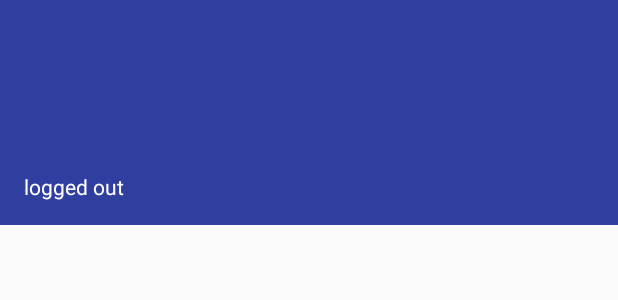
After one commit to p-raths/MEG_Projekt, an Android app: the layout drawer_header.xml on its own in the app's theme, with its tools: preview values and no code run, on a phone screen of 412 x 824 dp. The commit adds this screen. Shown: the top 300 px of the screen. Run offline under Robolectric (Android 15) with nearby library versions, the phone set to English and light mode, and no system bars.

Commit message:
plebtastische drawer

```diff
--- /dev/null
+++ b/app/src/main/res/layout/drawer_header.xml
@@ -0,0 +1,20 @@
+<?xml version="1.0" encoding="utf-8"?>
+<LinearLayout xmlns:android="http://schemas.android.com/apk/res/android"
+    android:orientation="vertical"
+    android:layout_width="match_parent"
+    android:layout_height="150dp"
+    android:background="?attr/colorPrimaryDark"
+    android:padding="16dp"
+    android:theme="@style/ThemeOverlay.AppCompat.Dark"
+    android:gravity="bottom"
+    android:id="@+id/drawer_header">
+
+    <TextView
+        android:layout_width="match_parent"
+        android:layout_height="wrap_content"
+        android:id="@+id/drawer_header_login_name"
+        android:text="@string/drawer_header_text"
+        android:textAppearance="@style/TextAppearance.AppCompat.Body1"/>
+
+
+</LinearLayout>
```
Also changed, not shown: app/src/main/java/com/example/hsr/meg_projekt/MainActivity.java (+46 -0 lines), app/src/main/res/layout/activity_main.xml (+8 -1 lines), app/src/main/res/menu/drawer.xml (added, +21 -0 lines), app/src/main/res/values/strings.xml (+7 -0 lines), 1 other file.
